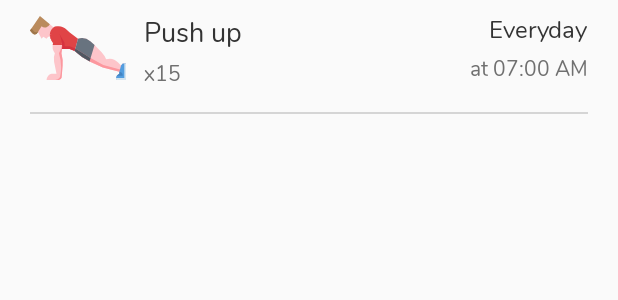
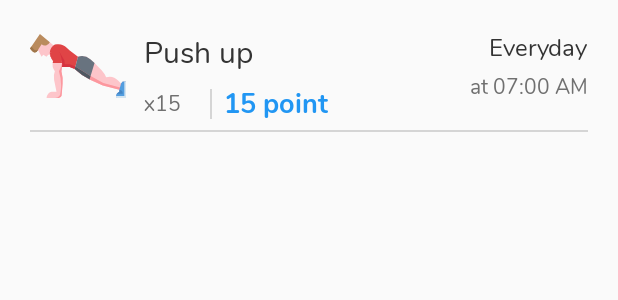
Before and after one commit to philong07712/EXChallenger, an Android app: the layout item_challenge.xml on its own in the app's theme, with its tools: preview values and no code run, on a phone screen of 412 x 824 dp. Shown: the top 300 px of the screen. Run offline under Robolectric (Android 15) with nearby library versions, the phone set to English and light mode, and no system bars; Roboto replaces fonts that are not available here.

Commit message:
update group detail

```diff
--- a/app/src/main/AndroidManifest.xml
+++ b/app/src/main/AndroidManifest.xml
@@ -24,7 +24,8 @@
         android:roundIcon="@mipmap/ic_launcher_round"
         android:supportsRtl="true"
         android:theme="@style/AppTheme">
-        <activity android:name="com.example.exchallenger.main.MainActivity">
+        <activity android:name="com.example.exchallenger.main.MainActivity"
+            android:windowSoftInputMode="adjustPan">
 
         </activity>
         <activity android:name=".IntroActivity">
--- a/app/src/main/java/com/example/exchallenger/challenge/ChallengeAdapter.java
+++ b/app/src/main/java/com/example/exchallenger/challenge/ChallengeAdapter.java
@@ -41,6 +41,8 @@ public class ChallengeAdapter extends BaseRecyclerViewAdapter<ChallengeItem> {
         CustomTextviewFonts tvCount;
         @BindView(R.id.tv_time)
         CustomTextviewFonts tvTime;
+        @BindView(R.id.tv_point)
+        CustomTextviewFonts tvPoint;
 
         public ChallengeVH(View itemView) {
             super(itemView);
@@ -55,11 +57,12 @@ public class ChallengeAdapter extends BaseRecyclerViewAdapter<ChallengeItem> {
         public void onBind(int position) {
             super.onBind(position);
             ChallengeItem challengeItem = mDataList.get(position);
-            if(TextUtils.isEmpty(challengeItem.getType())){
+            if (TextUtils.isEmpty(challengeItem.getType())) {
                 return;
             }
             tvChallenge.setText(challengeItem.getType());
             tvCount.setText("x" + challengeItem.getNumber());
+            tvPoint.setText(challengeItem.getPoint() + " points");
             tvTime.setText(AppUtils.getTimeFromHourAndUnit(challengeItem.getHour(), challengeItem.getMinute()));
             tvScheduleType.setText(AppUtils.getScheduleText(challengeItem.getRepeat()));
             switch (challengeItem.getType().toLowerCase()) {
--- a/app/src/main/java/com/example/exchallenger/group/GroupDetailFragment.java
+++ b/app/src/main/java/com/example/exchallenger/group/GroupDetailFragment.java
@@ -41,6 +41,8 @@ public class GroupDetailFragment extends BaseFragment {
     ImageView ivAvatar;
     @BindView(R.id.tv_code)
     CustomTextviewFonts tvCode;
+    @BindView(R.id.tv_count)
+    CustomTextviewFonts tvCount;
     @BindView(R.id.tab_layout)
     TabLayout tabLayout;
     @BindView(R.id.view_pager)
@@ -71,6 +73,7 @@ public class GroupDetailFragment extends BaseFragment {
         }
         tvGroup.setText(group.getName());
         tvCode.setText(group.getKey());
+        tvCount.setText(group.getMembers() != null ? group.getMembers().size() + " members" : "");
         Glide.with(this)
                 .load(group.getPhoto())
                 .apply(
--- a/app/src/main/res/layout/fragment_group_detail.xml
+++ b/app/src/main/res/layout/fragment_group_detail.xml
@@ -59,6 +59,7 @@
         android:layout_width="wrap_content"
         android:layout_height="wrap_content"
         android:text="32 members"
+        android:id="@+id/tv_count"
         android:textColor="@color/text_gray"
         android:textSize="18sp"
         app:layout_constraintBottom_toBottomOf="@id/iv_avatar"
--- a/app/src/main/res/layout/item_challenge.xml
+++ b/app/src/main/res/layout/item_challenge.xml
@@ -3,6 +3,7 @@
     xmlns:app="http://schemas.android.com/apk/res-auto"
     android:layout_width="match_parent"
     android:layout_height="wrap_content"
+    android:paddingTop="12dp"
     android:paddingLeft="20dp"
     android:paddingRight="20dp">
 
@@ -24,19 +25,42 @@
         android:layout_marginTop="8dp"
         android:text="Push up"
         android:textColor="@color/text_black"
-        android:textSize="18sp"
+        android:textSize="20sp"
         app:layout_constraintStart_toEndOf="@id/iv_challenge"
         app:layout_constraintTop_toTopOf="parent" />
 
     <com.utilityview.customview.CustomTextviewFonts
+        android:id="@+id/tv_count"
+        android:layout_width="36dp"
+        android:layout_height="wrap_content"
+        android:text="x15"
+        android:textColor="@color/text_gray"
+        android:textSize="14sp"
+        app:layout_constraintBottom_toBottomOf="@id/tv_point"
+        app:layout_constraintStart_toStartOf="@id/tv_challenge"
+        app:layout_constraintTop_toTopOf="@id/tv_point" />
+
+    <View
+        android:id="@+id/view1"
+        android:layout_width="1dp"
+        android:layout_height="20dp"
+        android:layout_marginStart="8dp"
+        android:background="@color/color_border"
+        app:layout_constraintBottom_toBottomOf="@id/tv_count"
+        app:layout_constraintStart_toEndOf="@id/tv_count"
+        app:layout_constraintTop_toTopOf="@id/tv_count" />
+
+    <com.utilityview.customview.CustomTextviewFonts
+        android:id="@+id/tv_point"
         android:layout_width="wrap_content"
         android:layout_height="wrap_content"
-        android:layout_marginTop="4dp"
-        android:text="x15"
-        android:id="@+id/tv_count"
-        android:textColor="@color/text_gray"
-        android:textSize="14sp"
-        app:layout_constraintStart_toStartOf="@id/tv_challenge"
+        android:layout_marginStart="8dp"
+        android:layout_marginTop="6dp"
+        android:text="15 point"
+        android:textColor="@color/blue"
+        android:textSize="18sp"
+        app:font_type="@string/bold"
+        app:layout_constraintStart_toEndOf="@id/view1"
         app:layout_constraintTop_toBottomOf="@id/tv_challenge" />
 
     <com.utilityview.customview.CustomTextviewFonts
@@ -52,11 +76,11 @@
         app:layout_constraintTop_toTopOf="parent" />
 
     <com.utilityview.customview.CustomTextviewFonts
+        android:id="@+id/tv_time"
         android:layout_width="wrap_content"
         android:layout_height="wrap_content"
         android:layout_marginTop="4dp"
         android:text="at 07:00 AM"
-        android:id="@+id/tv_time"
         android:textColor="@color/text_gray"
         android:textSize="14sp"
         app:layout_constraintEnd_toEndOf="@id/tv_schedule_type"
```
Also changed, not shown: app/src/main/java/com/example/exchallenger/Helpers/GroupHelper.java (+37 -27 lines), app/src/main/java/com/example/exchallenger/Models/ChallengeItem.java (+16 -4 lines), app/src/main/java/com/example/exchallenger/challenge/CreateChallengeDialog.java (+25 -10 lines), app/src/main/java/com/example/exchallenger/challenge/GroupChallengeListFragment.java (+8 -8 lines), app/src/main/java/com/example/exchallenger/group/CreateGroupFragment.java (+16 -0 lines), app/src/main/java/com/example/exchallenger/group/JoinGroupFragment.java (+4 -3 lines), app/src/main/java/com/example/exchallenger/utils/AppUtils.java (+65 -22 lines), app/src/main/res/layout/dialog_create_challenge.xml (+7 -7 lines).
